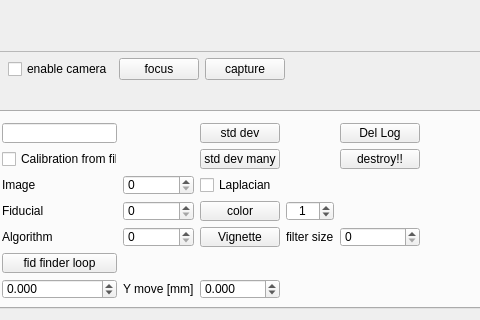
Before: the Qt Designer form magrathea.ui in gitHleon/magrathea, drawn with Qt 5; both pictures show x 231 to 711 and y 480 to 800 of the 1400 by 800 pixel window.
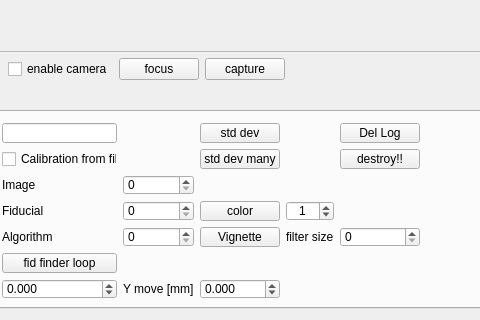
After: the same form once the commit is applied.

Diff of the .ui file:
```diff
--- a/magrathea.ui
+++ b/magrathea.ui
@@ -561,13 +561,6 @@
             </property>
            </widget>
           </item>
-          <item row="2" column="4">
-           <widget class="QCheckBox" name="LaplacianBox">
-            <property name="text">
-             <string>Laplacian</string>
-            </property>
-           </widget>
-          </item>
           <item row="2" column="0">
            <widget class="QPushButton" name="F_fid_gen_button">
             <property name="text">
```
